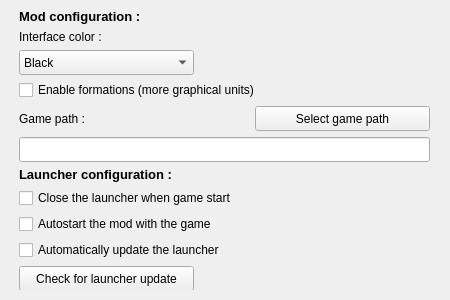
This is checker/optionbox.ui in dbkblk/rand_launcher as Qt 5 draws it before an edit. The edited form follows.
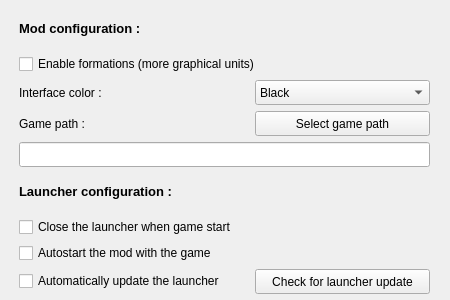
This is the edited form.

Commit message:
New icons, fixed menu bug, new option window
- Modified options layout
- Fixed the weird toolbar bug
- Add icons to menu
- New program icon

Patch:
```diff
--- a/checker/optionbox.ui
+++ b/checker/optionbox.ui
@@ -46,7 +46,7 @@
      <x>9</x>
      <y>9</y>
      <width>431</width>
-     <height>281</height>
+     <height>285</height>
     </rect>
    </property>
    <layout class="QVBoxLayout" name="verticalLayout_4">
@@ -64,6 +64,15 @@
      </widget>
     </item>
     <item>
+     <widget class="QCheckBox" name="opt_checkbox_formations">
+      <property name="text">
+       <string>Enable formations (more graphical units)</string>
+      </property>
+     </widget>
+    </item>
+    <item>
+     <layout class="QHBoxLayout" name="horizontalLayout">
+      <item>
      <widget class="QLabel" name="lb_intcolor">
       <property name="text">
        <string>Interface color :</string>
@@ -135,12 +144,7 @@
       </item>
      </widget>
     </item>
-    <item>
-     <widget class="QCheckBox" name="opt_checkbox_formations">
-      <property name="text">
-       <string>Enable formations (more graphical units)</string>
-      </property>
-     </widget>
+     </layout>
     </item>
     <item>
      <layout class="QHBoxLayout" name="horizontalLayout_2">
@@ -225,6 +229,8 @@
      </widget>
     </item>
     <item>
+     <layout class="QHBoxLayout" name="horizontalLayout_3">
+      <item>
      <widget class="QCheckBox" name="opt_checkbox_autoupdate">
       <property name="text">
        <string>Automatically update the launcher</string>
@@ -255,6 +261,8 @@
        <string>Check for launcher update</string>
       </property>
      </widget>
+      </item>
+     </layout>
     </item>
    </layout>
   </widget>
```
Lines whose indentation alone changed are shown as unchanged. The commit also changes 7 other files.
